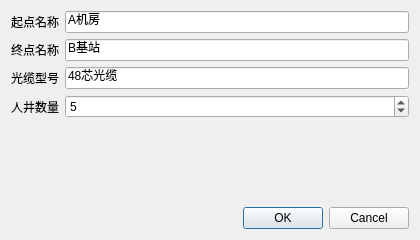
Qt form fibergis_designer_dialog_base.ui (ChK955/teleplangis) before a commit.
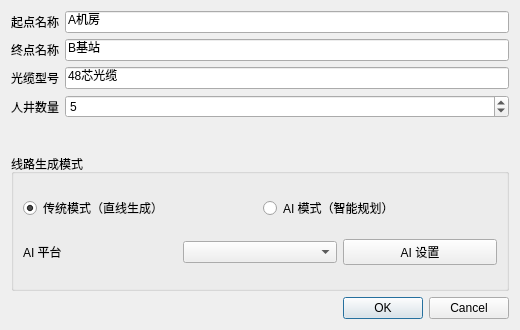
The same form after that commit.

Commit message: Fix AI settings dialog return workflow

Patch:
```diff
--- a/fibergis_designer_dialog_base.ui
+++ b/fibergis_designer_dialog_base.ui
@@ -5,8 +5,8 @@
    <rect>
     <x>0</x>
     <y>0</y>
-    <width>420</width>
-    <height>240</height>
+    <width>520</width>
+    <height>330</height>
    </rect>
   </property>
   <property name="windowTitle">
@@ -82,6 +82,57 @@
      </item>
     </layout>
    </item>
+   <item>
+    <widget class="QGroupBox" name="aiModeGroupBox">
+     <property name="title">
+      <string>线路生成模式</string>
+     </property>
+     <layout class="QVBoxLayout" name="aiModeVerticalLayout">
+      <item>
+       <layout class="QHBoxLayout" name="modeRadioLayout">
+        <item>
+         <widget class="QRadioButton" name="traditionalModeRadioButton">
+          <property name="text">
+           <string>传统模式（直线生成）</string>
+          </property>
+          <property name="checked">
+           <bool>true</bool>
+          </property>
+         </widget>
+        </item>
+        <item>
+         <widget class="QRadioButton" name="aiModeRadioButton">
+          <property name="text">
+           <string>AI 模式（智能规划）</string>
+          </property>
+         </widget>
+        </item>
+       </layout>
+      </item>
+      <item>
+       <layout class="QHBoxLayout" name="aiProviderLayout">
+        <item>
+         <widget class="QLabel" name="aiProviderLabel">
+          <property name="text">
+           <string>AI 平台</string>
+          </property>
+         </widget>
+        </item>
+        <item>
+         <widget class="QComboBox" name="aiProviderComboBox"/>
+        </item>
+        <item>
+         <widget class="QPushButton" name="aiSettingsButton">
+          <property name="text">
+           <string>AI 设置</string>
+          </property>
+         </widget>
+        </item>
+       </layout>
+      </item>
+     </layout>
+    </widget>
+   </item>
    <item>
     <widget class="QDialogButtonBox" name="button_box">
      <property name="orientation">
```
The commit also changes 5 other files.
